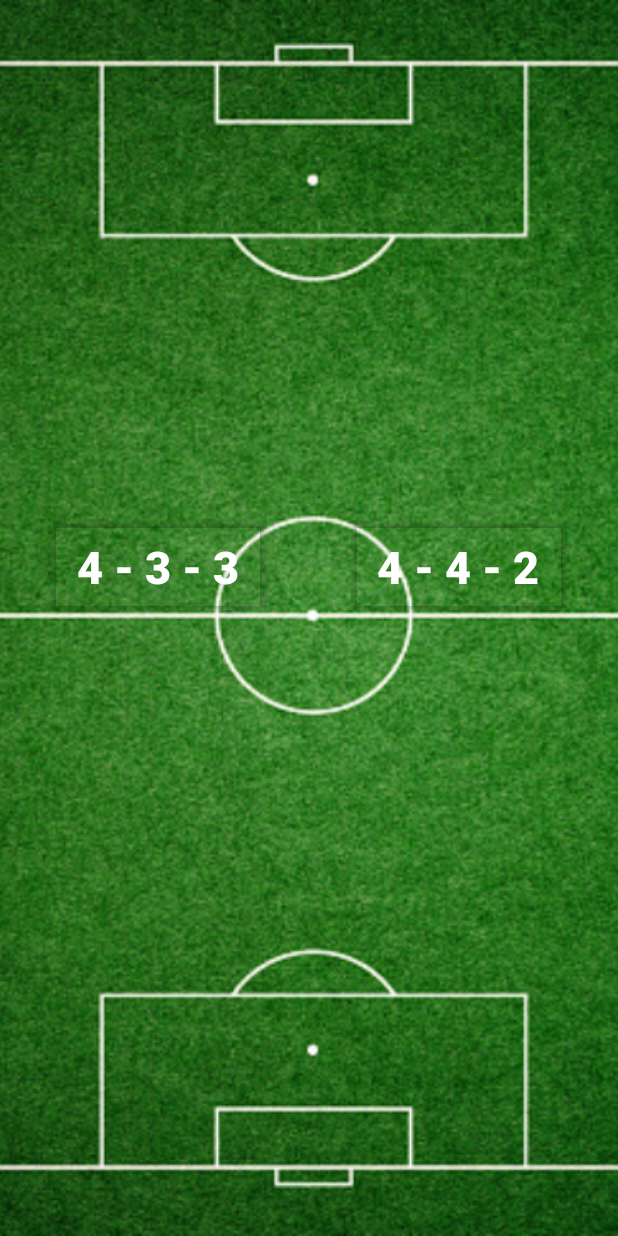
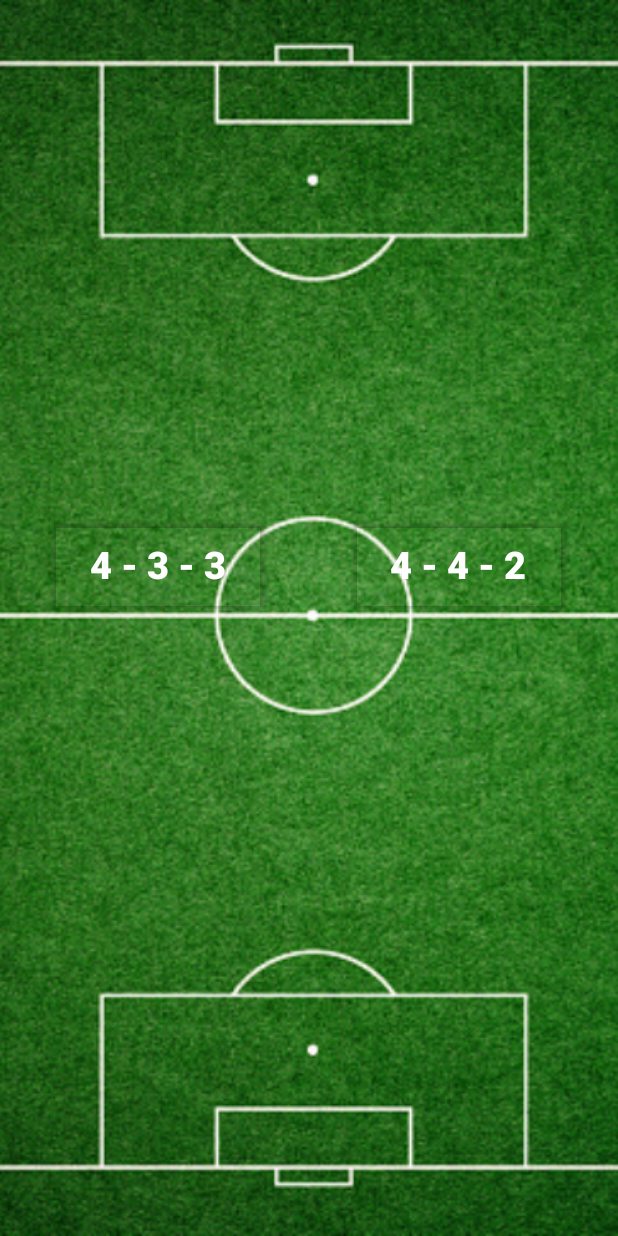
Before and after one commit to ImTheCloud/Android-Studio-FootballManager, an Android app: the Compo screen opened directly, with no data from a screen before it, on a phone screen of 412 x 824 dp. Run offline under Robolectric (Android 15) with nearby library versions, the phone set to English and light mode, and no system bars.

Commit message:
compo size

```diff
--- a/DraredeBosanci/app/src/main/res/layout/compo.xml
+++ b/DraredeBosanci/app/src/main/res/layout/compo.xml
@@ -40,7 +40,7 @@
             android:padding="16dp"
             android:text="4 - 3 - 3"
             android:textColor="#FFFFFF"
-            android:textSize="30sp"
+            android:textSize="25sp"
             android:textStyle="bold"
             android:translationZ="4dp"
             android:onClick="goTo433"
@@ -65,7 +65,7 @@
             android:text="4 - 4 - 2"
             android:onClick="goTo442"
             android:textColor="#FFFFFF"
-            android:textSize="30sp"
+            android:textSize="25sp"
             android:textStyle="bold"
             android:translationZ="4dp"
             app:layout_constraintBottom_toBottomOf="@+id/imageView"
```
